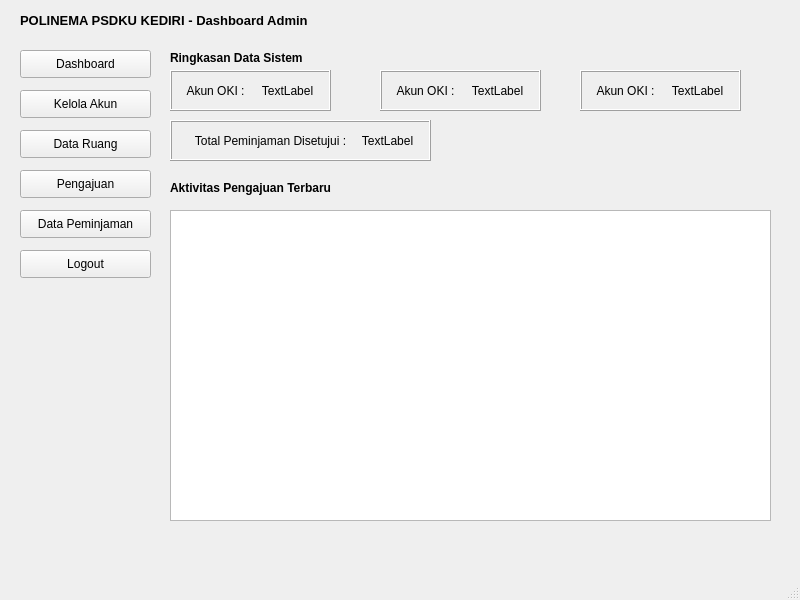
Before: the Qt Designer form ui/dashboard_admin.ui in Ariel-F-S/SistemPeminjamanRuangPolinemaKampusKediri, drawn with Qt 5.
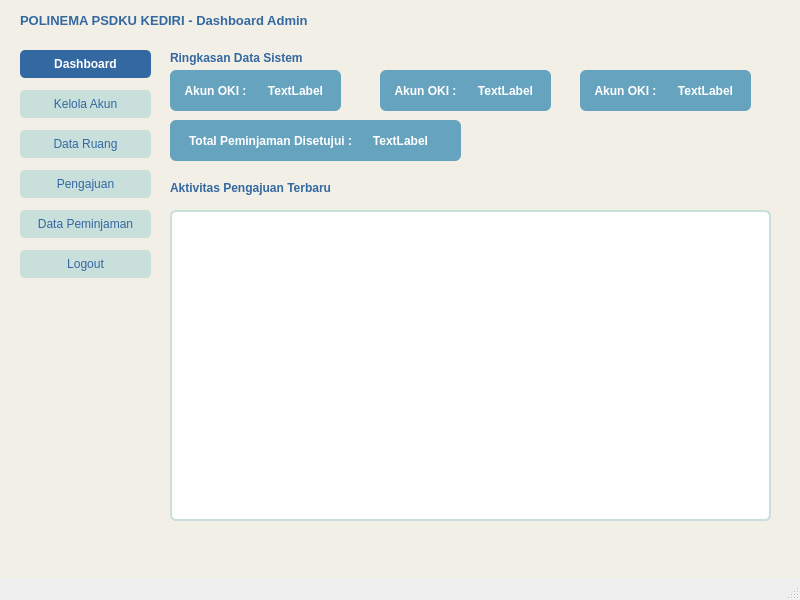
After: the same form once the commit is applied. Icons and pictures are not drawn.

Patch:
```diff
--- a/ui/dashboard_admin.ui
+++ b/ui/dashboard_admin.ui
@@ -14,6 +14,11 @@
    <string>MainWindow</string>
   </property>
   <widget class="QWidget" name="centralwidget">
+   <property name="styleSheet">
+    <string notr="true">QWidget#centralwidget {
+    background-color: #F2EFE7;
+}</string>
+   </property>
    <widget class="QLabel" name="label_3">
     <property name="geometry">
      <rect>
@@ -30,6 +35,9 @@
       <bold>true</bold>
      </font>
     </property>
+    <property name="styleSheet">
+     <string notr="true">color: #3368A0;</string>
+    </property>
     <property name="text">
      <string>POLINEMA PSDKU KEDIRI - Dashboard Admin</string>
     </property>
@@ -46,6 +54,14 @@
       <height>28</height>
      </rect>
     </property>
+    <property name="styleSheet">
+     <string notr="true">QPushButton {
+    background-color: #3368A0;
+    color: #FFFFFF;
+    border-radius: 5px;
+    font-weight: bold;
+}</string>
+    </property>
     <property name="text">
      <string>Dashboard</string>
     </property>
@@ -63,6 +79,17 @@
       <height>28</height>
      </rect>
     </property>
+    <property name="styleSheet">
+     <string notr="true">QPushButton {
+    background-color: #C8DFDB;
+    color: #3368A0;
+    border-radius: 5px;
+}
+QPushButton:hover {
+    background-color: #66A3BF;
+    color: #FFFFFF;
+}</string>
+    </property>
     <property name="text">
      <string>Kelola Akun</string>
     </property>
@@ -80,6 +107,17 @@
       <height>28</height>
      </rect>
     </property>
+    <property name="styleSheet">
+     <string notr="true">QPushButton {
+    background-color: #C8DFDB;
+    color: #3368A0;
+    border-radius: 5px;
+}
+QPushButton:hover {
+    background-color: #66A3BF;
+    color: #FFFFFF;
+}</string>
+    </property>
     <property name="text">
      <string>Data Ruang</string>
     </property>
@@ -97,6 +135,17 @@
       <height>28</height>
      </rect>
     </property>
+    <property name="styleSheet">
+     <string notr="true">QPushButton {
+    background-color: #C8DFDB;
+    color: #3368A0;
+    border-radius: 5px;
+}
+QPushButton:hover {
+    background-color: #66A3BF;
+    color: #FFFFFF;
+}</string>
+    </property>
     <property name="text">
      <string>Pengajuan</string>
     </property>
@@ -114,6 +163,17 @@
       <height>28</height>
      </rect>
     </property>
+    <property name="styleSheet">
+     <string notr="true">QPushButton {
+    background-color: #C8DFDB;
+    color: #3368A0;
+    border-radius: 5px;
+}
+QPushButton:hover {
+    background-color: #66A3BF;
+    color: #FFFFFF;
+}</string>
+    </property>
     <property name="text">
      <string>Data Peminjaman</string>
     </property>
@@ -131,6 +191,17 @@
       <height>28</height>
      </rect>
     </property>
+    <property name="styleSheet">
+     <string notr="true">QPushButton {
+    background-color: #C8DFDB;
+    color: #3368A0;
+    border-radius: 5px;
+}
+QPushButton:hover {
+    background-color: #3368A0;
+    color: #FFFFFF;
+}</string>
+    </property>
     <property name="text">
      <string>Logout</string>
     </property>
@@ -154,6 +225,9 @@
       <bold>true</bold>
      </font>
     </property>
+    <property name="styleSheet">
+     <string notr="true">color: #3368A0;</string>
+    </property>
     <property name="text">
      <string>Ringkasan Data Sistem</string>
     </property>
@@ -163,21 +237,22 @@
      <rect>
       <x>170</x>
       <y>70</y>
-      <width>161</width>
+      <width>171</width>
       <height>41</height>
      </rect>
     </property>
-    <property name="autoFillBackground">
-     <bool>true</bool>
+    <property name="styleSheet">
+     <string notr="true">QFrame#frame {
+    background-color: #66A3BF;
+    border-radius: 6px;
+}
+QLabel {
+    color: #FFFFFF;
+    font-weight: bold;
+}</string>
     </property>
     <property name="frameShape">
-     <enum>QFrame::Box</enum>
-    </property>
-    <property name="frameShadow">
-     <enum>QFrame::Raised</enum>
-    </property>
-    <property name="midLineWidth">
-     <number>0</number>
+     <enum>QFrame::NoFrame</enum>
     </property>
     <widget class="QLabel" name="label_2">
      <property name="geometry">
@@ -200,7 +275,7 @@
       <rect>
        <x>90</x>
        <y>0</y>
-       <width>55</width>
+       <width>71</width>
        <height>41</height>
       </rect>
      </property>
@@ -217,21 +292,22 @@
      <rect>
       <x>380</x>
       <y>70</y>
-      <width>161</width>
+      <width>171</width>
       <height>41</height>
      </rect>
     </property>
-    <property name="autoFillBackground">
-     <bool>true</bool>
+    <property name="styleSheet">
+     <string notr="true">QFrame#frame_2 {
+    background-color: #66A3BF;
+    border-radius: 6px;
+}
+QLabel {
+    color: #FFFFFF;
+    font-weight: bold;
+}</string>
     </property>
     <property name="frameShape">
-     <enum>QFrame::Box</enum>
-    </property>
-    <property name="frameShadow">
-     <enum>QFrame::Raised</enum>
-    </property>
-    <property name="midLineWidth">
-     <number>0</number>
+     <enum>QFrame::NoFrame</enum>
     </property>
     <widget class="QLabel" name="label_5">
      <property name="geometry">
@@ -254,7 +330,7 @@
       <rect>
        <x>90</x>
        <y>0</y>
-       <width>55</width>
+       <width>71</width>
        <height>41</height>
       </rect>
      </property>
@@ -271,21 +347,22 @@
      <rect>
       <x>580</x>
       <y>70</y>
-      <width>161</width>
+      <width>171</width>
       <height>41</height>
      </rect>
     </property>
-    <property name="autoFillBackground">
-     <bool>true</bool>
+    <property name="styleSheet">
+     <string notr="true">QFrame#frame_3 {
+    background-color: #66A3BF;
+    border-radius: 6px;
+}
+QLabel {
+    color: #FFFFFF;
+    font-weight: bold;
+}</string>
     </property>
     <property name="frameShape">
-     <enum>QFrame::Box</enum>
-    </property>
-    <property name="frameShadow">
-     <enum>QFrame::Raised</enum>
-    </property>
-    <property name="midLineWidth">
-     <number>0</number>
+     <enum>QFrame::NoFrame</enum>
     </property>
     <widget class="QLabel" name="label_7">
      <property name="geometry">
@@ -308,7 +385,7 @@
       <rect>
        <x>90</x>
        <y>0</y>
-       <width>55</width>
+       <width>71</width>
        <height>41</height>
       </rect>
      </property>
@@ -325,21 +402,22 @@
      <rect>
       <x>170</x>
       <y>120</y>
-      <width>261</width>
+      <width>291</width>
       <height>41</height>
      </rect>
     </property>
-    <property name="autoFillBackground">
-     <bool>true</bool>
+    <property name="styleSheet">
+     <string notr="true">QFrame#frame_4 {
+    background-color: #66A3BF;
+    border-radius: 6px;
+}
+QLabel {
+    color: #FFFFFF;
+    font-weight: bold;
+}</string>
     </property>
     <property name="frameShape">
-     <enum>QFrame::Box</enum>
-    </property>
-    <property name="frameShadow">
-     <enum>QFrame::Raised</enum>
-    </property>
-    <property name="midLineWidth">
-     <number>0</number>
+     <enum>QFrame::NoFrame</enum>
     </property>
     <widget class="QLabel" name="label_9">
      <property name="geometry">
@@ -362,7 +440,7 @@
       <rect>
        <x>190</x>
        <y>0</y>
-       <width>55</width>
+       <width>81</width>
        <height>41</height>
       </rect>
      </property>
@@ -389,6 +467,9 @@
       <bold>true</bold>
      </font>
     </property>
+    <property name="styleSheet">
+     <string notr="true">color: #3368A0;</string>
+    </property>
     <property name="text">
      <string>Aktivitas Pengajuan Terbaru</string>
     </property>
@@ -402,6 +483,19 @@
       <height>311</height>
      </rect>
     </property>
+    <property name="styleSheet">
+     <string notr="true">QTableWidget {
+    background-color: #FFFFFF;
+    border: 2px solid #C8DFDB;
+    border-radius: 6px;
+}
+QHeaderView::section {
+    background-color: #3368A0;
+    color: #FFFFFF;
+    font-weight: bold;
+    padding: 4px;
+}</string>
+    </property>
    </widget>
   </widget>
   <widget class="QMenuBar" name="menubar">
```
Left out of the diff: 2 changed lines with no effect on the pictures.
